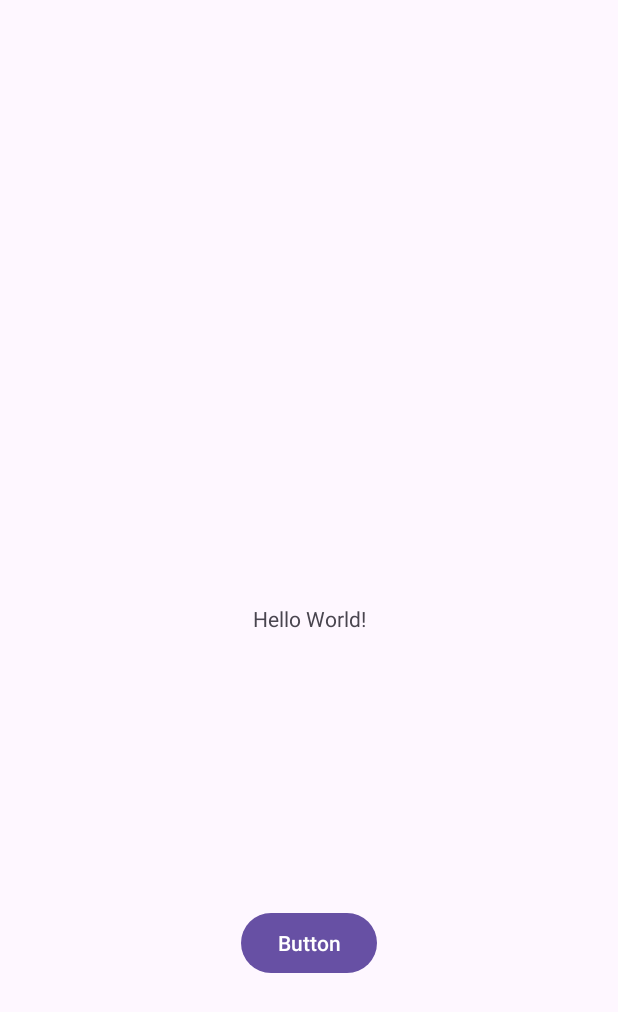
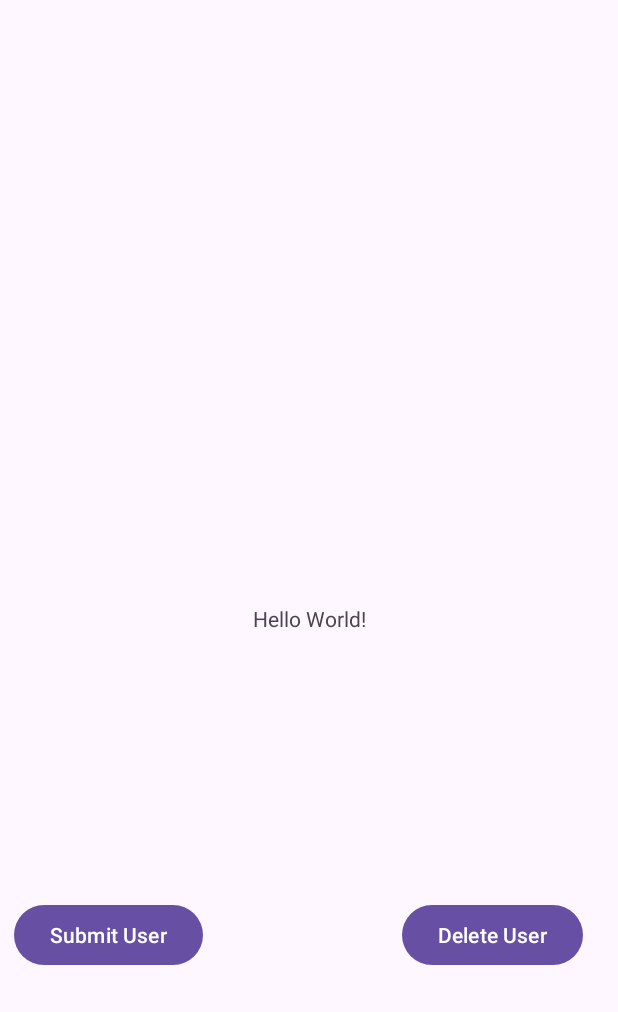
Before and after one commit to Krillinator/Android_11_RoomDB, an Android app: the screen it shows after launch (MainActivity), on a phone screen of 412 x 824 dp. Shown: the top 1012 px of the screen. Run offline under Robolectric (Android 15) with nearby library versions, the phone set to English and light mode, and no system bars; our stand-ins replace Room's generated code.

```diff
--- a/app/build.gradle.kts
+++ b/app/build.gradle.kts
@@ -53,7 +53,6 @@ dependencies {
     androidTestImplementation("androidx.room:room-testing:2.6.1")
 
     // To use Kotlin annotation processing tool (kapt)
-    // ksp("androidx.room:room-compiler:2.6.1")
     ksp("androidx.room:room-compiler:2.6.1")
 
     // LifeCycle
--- a/app/src/main/java/com/krillinator/lektion_11_roomdb/MainActivity.kt
+++ b/app/src/main/java/com/krillinator/lektion_11_roomdb/MainActivity.kt
@@ -29,14 +29,17 @@ class MainActivity : AppCompatActivity() {
         println(applicationContext.getDatabasePath("my-app-db"))
 
         binding.btnSubmitUser.setOnClickListener {
-
             userRepository.performDatabaseOperation(Dispatchers.IO) {
                 val user = User("Benny", 15)
+                userRepository.insertOrUpdateUser(user)
+            }
+        }
 
-                userRepository.insertOrUpdateUser(user)
-
+        // Delete User
+        binding.btnDeleteUser.setOnClickListener {
+            userRepository.performDatabaseOperation(Dispatchers.IO) {
+                userRepository.deleteUserById(1)
             }
-
         }
 
         binding.tvDbOperation.setOnClickListener {
--- a/app/src/main/java/com/krillinator/lektion_11_roomdb/user/User.kt
+++ b/app/src/main/java/com/krillinator/lektion_11_roomdb/user/User.kt
@@ -9,6 +9,7 @@ class User(
     var age: Int
 ) {
 
+    // TODO - Check for automatic Generation
     @PrimaryKey(autoGenerate = true)
     var id: Long? = null
 
--- a/app/src/main/java/com/krillinator/lektion_11_roomdb/user/UserDAO.kt
+++ b/app/src/main/java/com/krillinator/lektion_11_roomdb/user/UserDAO.kt
@@ -1,7 +1,7 @@
 package com.krillinator.lektion_11_roomdb.user
 
 import androidx.room.Dao
-import androidx.room.Insert
+import androidx.room.Delete
 import androidx.room.Query
 import androidx.room.Upsert
 import kotlinx.coroutines.flow.Flow
@@ -13,6 +13,16 @@ interface UserDAO {
     @Upsert
     fun insertOrUpdateUser(user: User)
 
+    @Delete
+    fun deleteUserById(user: User)
+
+    // TODO - Philosophy of Queries and Functions
+    // TODO - Check for GET annotation
+    // TODO - SQL BONUS module
+    // TODO - Database Inspector
+
+    // TODO - 10:10
+
     @Query("SELECT * FROM users")
     fun findAllUsers(): Flow<List<User>>
 
--- a/app/src/main/java/com/krillinator/lektion_11_roomdb/user/UserRepository.kt
+++ b/app/src/main/java/com/krillinator/lektion_11_roomdb/user/UserRepository.kt
@@ -21,6 +21,14 @@ class UserRepository(
         myDatabase.userDao().insertOrUpdateUser(user)
     }
 
+    // DELETE USER BY ID
+    fun deleteUserById(user: User) {
+
+        // TODO - FIND USER
+
+        myDatabase.userDao().deleteUserById(user)
+    }
+
      fun findAllUsers(): Flow<List<User>> {
         return myDatabase.userDao().findAllUsers()
     }
--- a/app/src/main/res/layout/activity_main.xml
+++ b/app/src/main/res/layout/activity_main.xml
@@ -20,12 +20,21 @@
         android:id="@+id/btn_submit_user"
         android:layout_width="wrap_content"
         android:layout_height="wrap_content"
-        android:layout_marginBottom="144dp"
-        android:text="Button"
+        android:text="Submit User"
+        app:layout_constraintBottom_toBottomOf="parent"
+        app:layout_constraintEnd_toStartOf="@+id/tv_db_operation"
+        app:layout_constraintHorizontal_bias="0.214"
+        app:layout_constraintStart_toStartOf="parent"
+        app:layout_constraintTop_toBottomOf="@+id/tv_db_operation" />
+
+    <Button
+        android:id="@+id/btn_delete_user"
+        android:layout_width="wrap_content"
+        android:layout_height="wrap_content"
+        android:text="Delete User"
         app:layout_constraintBottom_toBottomOf="parent"
         app:layout_constraintEnd_toEndOf="parent"
-        app:layout_constraintStart_toStartOf="parent"
-        app:layout_constraintTop_toBottomOf="@+id/tv_db_operation"
-        app:layout_constraintVertical_bias="0.871" />
+        app:layout_constraintStart_toEndOf="@+id/tv_db_operation"
+        app:layout_constraintTop_toBottomOf="@+id/tv_db_operation" />
 
 </androidx.constraintlayout.widget.ConstraintLayout>
```
